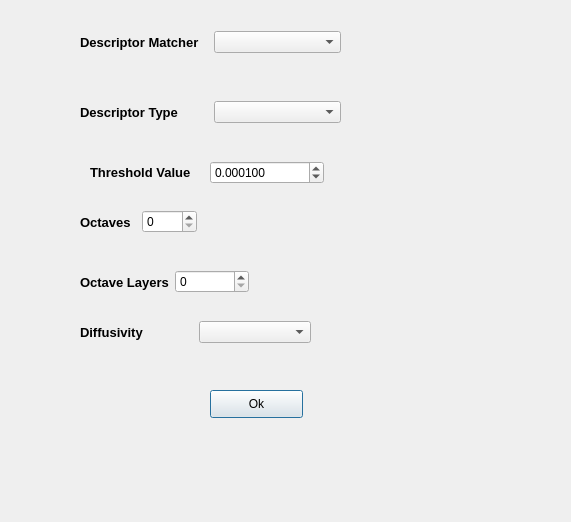
Above: ComputerVisionApplications/extrctandmtchdialog.ui from hardiktechnoplanet/ComputerVisionApplications before the change. Below: the same form after it.
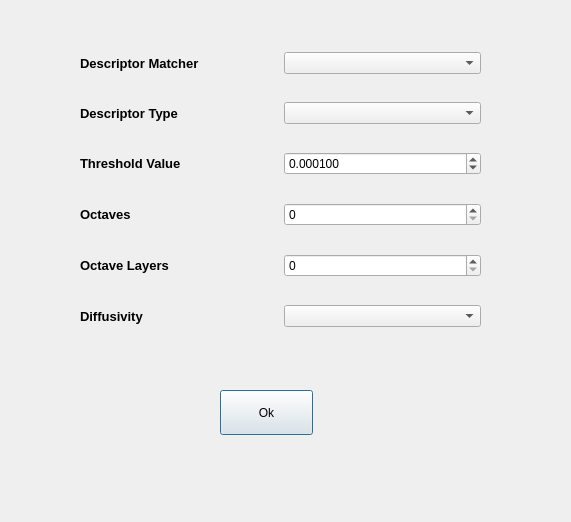
That is the form after the change.

```diff
--- a/ComputerVisionApplications/extrctandmtchdialog.ui
+++ b/ComputerVisionApplications/extrctandmtchdialog.ui
@@ -16,10 +16,10 @@
   <widget class="QPushButton" name="ok_pushButton">
    <property name="geometry">
     <rect>
-     <x>210</x>
+     <x>220</x>
      <y>390</y>
      <width>93</width>
-     <height>28</height>
+     <height>45</height>
     </rect>
    </property>
    <property name="text">
@@ -30,11 +30,34 @@
    <property name="geometry">
     <rect>
      <x>80</x>
-     <y>100</y>
-     <width>261</width>
-     <height>24</height>
+     <y>30</y>
+     <width>401</width>
+     <height>321</height>
     </rect>
    </property>
+   <layout class="QVBoxLayout" name="verticalLayout">
+    <item>
+     <layout class="QHBoxLayout" name="horizontalLayout_7">
+      <item>
+       <widget class="QLabel" name="matcher_label">
+        <property name="font">
+         <font>
+          <pointsize>10</pointsize>
+          <weight>75</weight>
+          <bold>true</bold>
+         </font>
+        </property>
+        <property name="text">
+         <string>Descriptor Matcher</string>
+        </property>
+       </widget>
+      </item>
+      <item>
+       <widget class="QComboBox" name="matcher_comboBox"/>
+      </item>
+     </layout>
+    </item>
+    <item>
    <layout class="QHBoxLayout" name="horizontalLayout">
     <item>
      <widget class="QLabel" name="desType_label">
@@ -54,16 +77,46 @@
      <widget class="QComboBox" name="desType_comboBox"/>
     </item>
    </layout>
-  </widget>
-  <widget class="QWidget" name="">
-   <property name="geometry">
-    <rect>
-     <x>80</x>
-     <y>210</y>
-     <width>117</width>
-     <height>24</height>
-    </rect>
-   </property>
+    </item>
+    <item>
+     <layout class="QHBoxLayout" name="horizontalLayout_6">
+      <item>
+       <layout class="QHBoxLayout" name="horizontalLayout_2">
+        <item>
+         <widget class="QLabel" name="thrshld_label">
+          <property name="font">
+           <font>
+            <pointsize>10</pointsize>
+            <weight>75</weight>
+            <bold>true</bold>
+           </font>
+          </property>
+          <property name="text">
+           <string>Threshold Value</string>
+          </property>
+         </widget>
+        </item>
+       </layout>
+      </item>
+      <item>
+       <widget class="QDoubleSpinBox" name="thrshld_spinBox">
+        <property name="decimals">
+         <number>6</number>
+        </property>
+        <property name="maximum">
+         <double>10.000000000000000</double>
+        </property>
+        <property name="singleStep">
+         <double>0.000100000000000</double>
+        </property>
+        <property name="value">
+         <double>0.000100000000000</double>
+        </property>
+       </widget>
+      </item>
+     </layout>
+    </item>
+    <item>
    <layout class="QHBoxLayout" name="horizontalLayout_3">
     <item>
      <widget class="QLabel" name="octvs_label">
@@ -83,16 +136,8 @@
      <widget class="QSpinBox" name="octvs_spinBox"/>
     </item>
    </layout>
-  </widget>
-  <widget class="QWidget" name="">
-   <property name="geometry">
-    <rect>
-     <x>80</x>
-     <y>270</y>
-     <width>169</width>
-     <height>24</height>
-    </rect>
-   </property>
+    </item>
+    <item>
    <layout class="QHBoxLayout" name="horizontalLayout_4">
     <item>
      <widget class="QLabel" name="octvsLayer_label_">
@@ -112,16 +157,8 @@
      <widget class="QSpinBox" name="octvsLayers_spinBox"/>
     </item>
    </layout>
-  </widget>
-  <widget class="QWidget" name="">
-   <property name="geometry">
-    <rect>
-     <x>80</x>
-     <y>320</y>
-     <width>231</width>
-     <height>24</height>
-    </rect>
-   </property>
+    </item>
+    <item>
    <layout class="QHBoxLayout" name="horizontalLayout_5">
     <item>
      <widget class="QLabel" name="diffusivty_label">
@@ -141,79 +178,6 @@
      <widget class="QComboBox" name="diffusivty_comboBox"/>
     </item>
    </layout>
-  </widget>
-  <widget class="QWidget" name="">
-   <property name="geometry">
-    <rect>
-     <x>90</x>
-     <y>160</y>
-     <width>234</width>
-     <height>25</height>
-    </rect>
-   </property>
-   <layout class="QHBoxLayout" name="horizontalLayout_6">
-    <item>
-     <layout class="QHBoxLayout" name="horizontalLayout_2">
-      <item>
-       <widget class="QLabel" name="thrshld_label">
-        <property name="font">
-         <font>
-          <pointsize>10</pointsize>
-          <weight>75</weight>
-          <bold>true</bold>
-         </font>
-        </property>
-        <property name="text">
-         <string>Threshold Value</string>
-        </property>
-       </widget>
-      </item>
-     </layout>
-    </item>
-    <item>
-     <widget class="QDoubleSpinBox" name="thrshld_spinBox">
-      <property name="decimals">
-       <number>6</number>
-      </property>
-      <property name="maximum">
-       <double>10.000000000000000</double>
-      </property>
-      <property name="singleStep">
-       <double>0.000100000000000</double>
-      </property>
-      <property name="value">
-       <double>0.000100000000000</double>
-      </property>
-     </widget>
-    </item>
-   </layout>
-  </widget>
-  <widget class="QWidget" name="">
-   <property name="geometry">
-    <rect>
-     <x>80</x>
-     <y>30</y>
-     <width>261</width>
-     <height>24</height>
-    </rect>
-   </property>
-   <layout class="QHBoxLayout" name="horizontalLayout_7">
-    <item>
-     <widget class="QLabel" name="matcher_label">
-      <property name="font">
-       <font>
-        <pointsize>10</pointsize>
-        <weight>75</weight>
-        <bold>true</bold>
-       </font>
-      </property>
-      <property name="text">
-       <string>Descriptor Matcher</string>
-      </property>
-     </widget>
-    </item>
-    <item>
-     <widget class="QComboBox" name="matcher_comboBox"/>
     </item>
    </layout>
   </widget>
```
Lines whose indentation alone changed are shown as unchanged.
